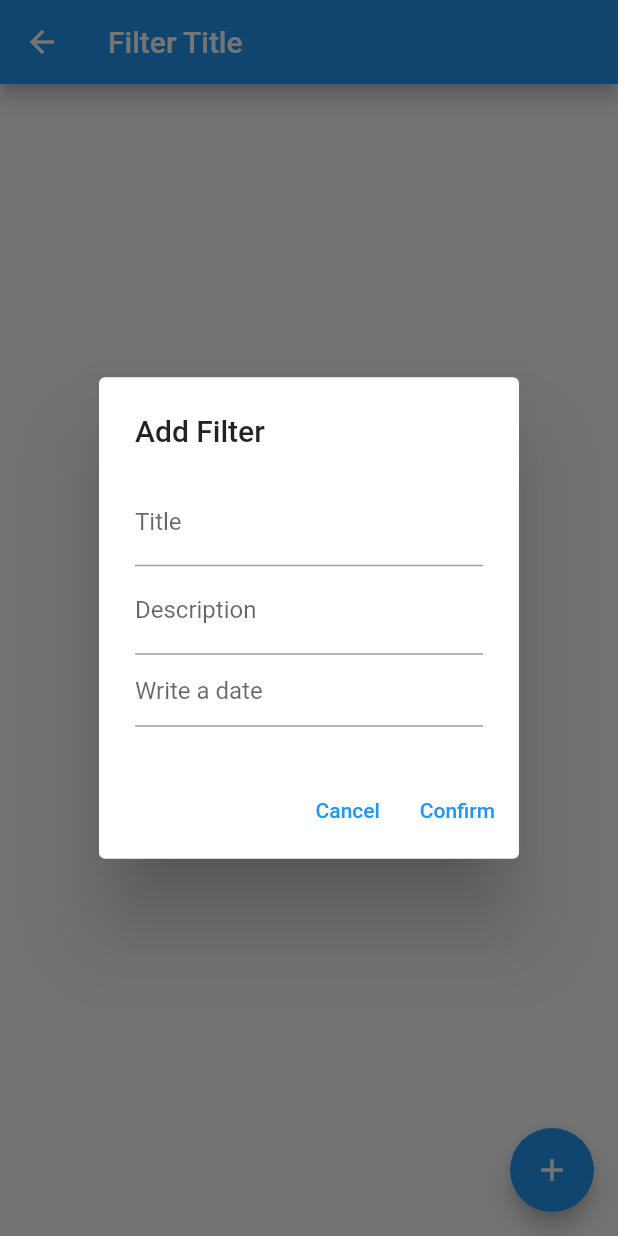
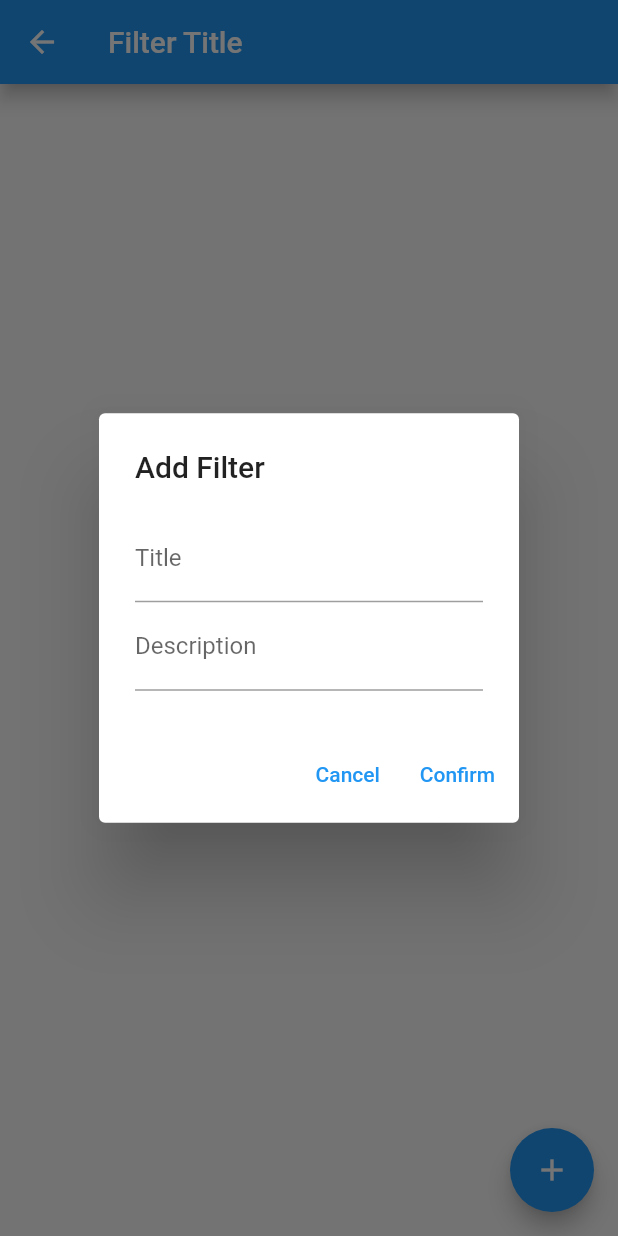
Before and after one commit to Gustavobeckr/Sprint04_Desafio, a Flutter app: the FilterPage screen opened by its route, after a tap on the "add" icon, on a phone screen of 412 x 824 dp. Run offline on Flutter 3.47's test engine with Material 2 defaults, Android fonts, the phone set to English and light mode, and no system bars.

Commit message:
refactor(pastas): reestruturação de pastas

```diff
--- a/lib/src/my_app.dart
+++ b/lib/src/my_app.dart
@@ -1,7 +1,7 @@
 import 'package:flutter/material.dart';
-import 'package:todo_list/src/layers/ui/pages/filter_page.dart';
-import 'layers/ui/components/theme_store_widget.dart';
-import 'layers/ui/pages/home_page.dart';
+import 'package:todo_list/src/presentation/pages/filter_page.dart';
+import 'presentation/components/theme_store_widget.dart';
+import 'presentation/pages/home_page.dart';
 
 class MyApp extends StatelessWidget {
   static const HOME_PAGE = '/';
--- a/lib/src/layers/ui/pages/filter_page.dart
+++ b/lib/src/presentation/pages/filter_page.dart
@@ -1,4 +1,6 @@
 import 'package:flutter/material.dart';
+import 'package:todo_list/src/data/services/filter/filter_model.dart';
+import 'package:todo_list/src/data/services/filter/filter_services.dart';
 
 class FilterPage extends StatefulWidget {
   const FilterPage({super.key});
@@ -10,7 +12,9 @@ class FilterPage extends StatefulWidget {
 class _FilterPageState extends State<FilterPage> {
   final TextEditingController _titleController = TextEditingController();
   final TextEditingController _descriptionController = TextEditingController();
-  final TextEditingController _dateController = TextEditingController();
+
+  final Filter _filter = Filter();
+  final FilterServices _filterServices = FilterServices();
 
   _formDailog(BuildContext context) {
     return showDialog(
@@ -32,13 +36,6 @@ class _FilterPageState extends State<FilterPage> {
                       hintText: 'Write a description',
                       labelText: 'Description'),
                 ),
-                TextFormField(
-                  keyboardType: TextInputType.number,
-                  controller: _dateController,
-                  decoration: const InputDecoration(
-                    hintText: 'Write a date',
-                  ),
-                ),
               ]),
             ),
             actions: [
@@ -50,8 +47,9 @@ class _FilterPageState extends State<FilterPage> {
               TextButton(
                   onPressed: () {
                     Navigator.pop(context);
-                    print(
-                        'Title: ${(_titleController).text}, Description: ${(_descriptionController).text}');
+                    _filter.title = _titleController.text;
+                    _filter.description = _descriptionController.text;
+                    _filterServices.saveFilter(_filter);
                   },
                   child: const Text('Confirm'))
             ],
--- a/lib/src/layers/ui/pages/home_page.dart
+++ b/lib/src/presentation/pages/home_page.dart
@@ -1,5 +1,5 @@
 import 'package:flutter/material.dart';
-import 'package:todo_list/src/layers/ui/components/drawer_bar.dart';
+import 'package:todo_list/src/presentation/components/drawer_bar.dart';
 import '../components/theme_store_widget.dart';
 
 class HomePage extends StatelessWidget {
```
Also changed, not shown: lib/src/ui/components/drawer_bar.dart (added, +48 -0 lines), lib/src/presentation/components/drawer_bar.dart (renamed from lib/src/layers/ui/components/drawer_bar.dart), lib/src/presentation/components/theme_store_widget.dart (renamed from lib/src/layers/ui/components/theme_store_widget.dart).
